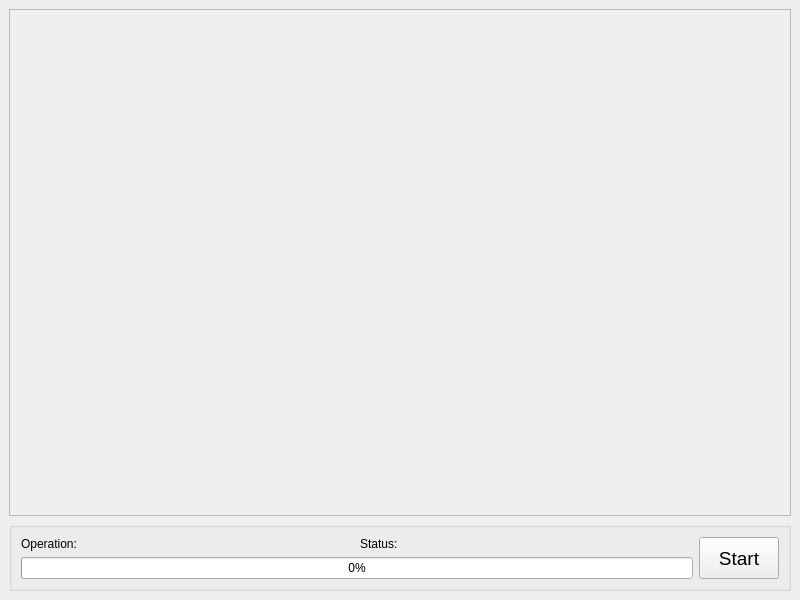
Above: file-backuper/ui/mainwindow.ui from SunriseCoder/qt-projects before the change. Below: the same form after it.
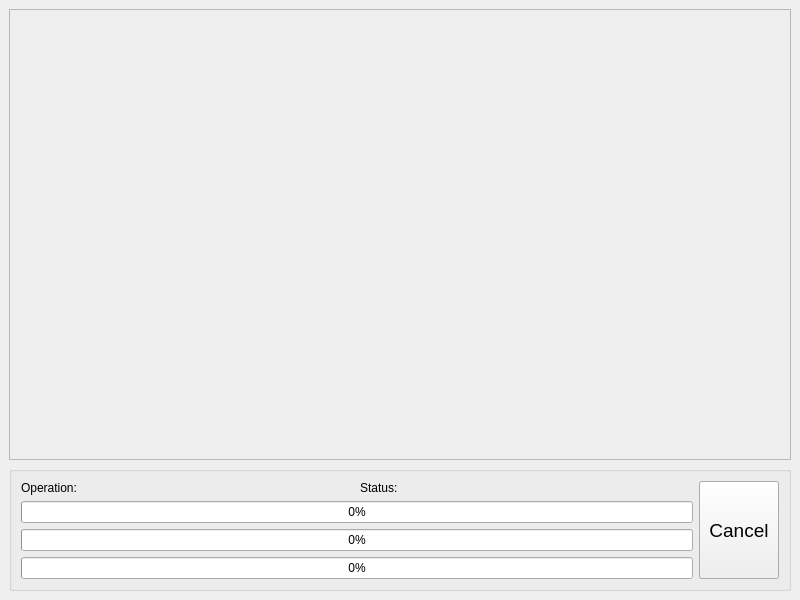
That is the form after the change.

Commit message: file-backuper: Copying Progress and File Time Attributes

What changed in the file:
```diff
--- a/file-backuper/ui/mainwindow.ui
+++ b/file-backuper/ui/mainwindow.ui
@@ -42,7 +42,7 @@
          </property>
         </widget>
        </item>
-       <item row="0" column="2" rowspan="2">
+       <item row="0" column="2" rowspan="4">
         <widget class="QPushButton" name="startButton">
          <property name="sizePolicy">
           <sizepolicy hsizetype="Minimum" vsizetype="Maximum">
@@ -66,8 +66,61 @@
          </property>
         </widget>
        </item>
+       <item row="0" column="2" rowspan="4">
+        <widget class="QPushButton" name="cancelButton">
+         <property name="sizePolicy">
+          <sizepolicy hsizetype="Minimum" vsizetype="Maximum">
+           <horstretch>0</horstretch>
+           <verstretch>0</verstretch>
+          </sizepolicy>
+         </property>
+         <property name="maximumSize">
+          <size>
+           <width>16777214</width>
+           <height>16777214</height>
+          </size>
+         </property>
+         <property name="font">
+          <font>
+           <pointsize>14</pointsize>
+          </font>
+         </property>
+         <property name="text">
+          <string>Cancel</string>
+         </property>
+         <property name="visible">
+          <bool>false</bool>
+         </property>
+        </widget>
+       </item>
        <item row="1" column="0" colspan="2">
-        <widget class="QProgressBar" name="progressBar">
+        <widget class="QProgressBar" name="fileProgressBar">
+         <property name="value">
+          <number>0</number>
+         </property>
+         <property name="textVisible">
+          <bool>true</bool>
+         </property>
+         <property name="invertedAppearance">
+          <bool>false</bool>
+         </property>
+        </widget>
+       </item>
+       <item row="2" column="0" colspan="2">
+        <widget class="QProgressBar" name="taskProgressBar">
+         <property name="value">
+          <number>0</number>
+         </property>
+         <property name="textVisible">
+          <bool>true</bool>
+         </property>
+         <property name="invertedAppearance">
+          <bool>false</bool>
+         </property>
+        </widget>
+       </item>
+       <item row="3" column="0" colspan="2">
+        <widget class="QProgressBar" name="totalProgressBar">
          <property name="value">
           <number>0</number>
          </property>
```
The commit also changes 8 other files.
